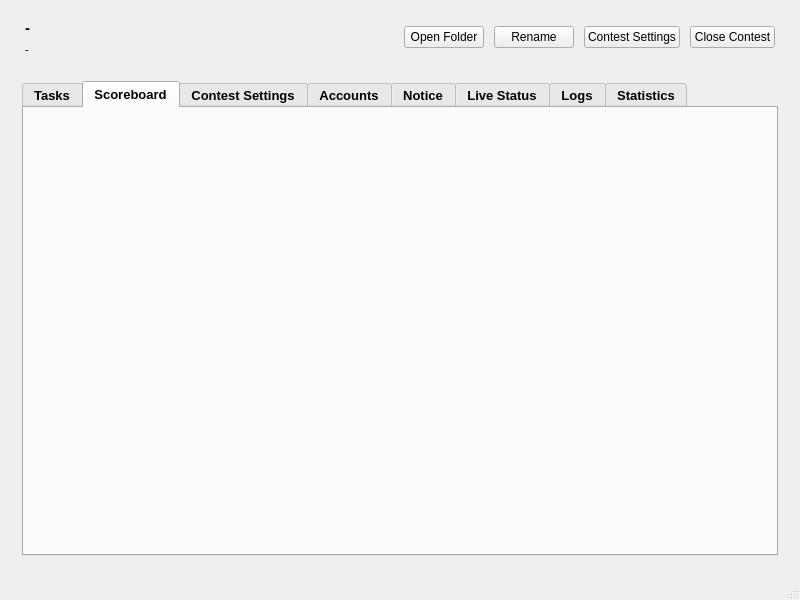
First picture: the form in src/forms/lemon.ui, repository cjliwea/LemonLime-Online, before the edit.
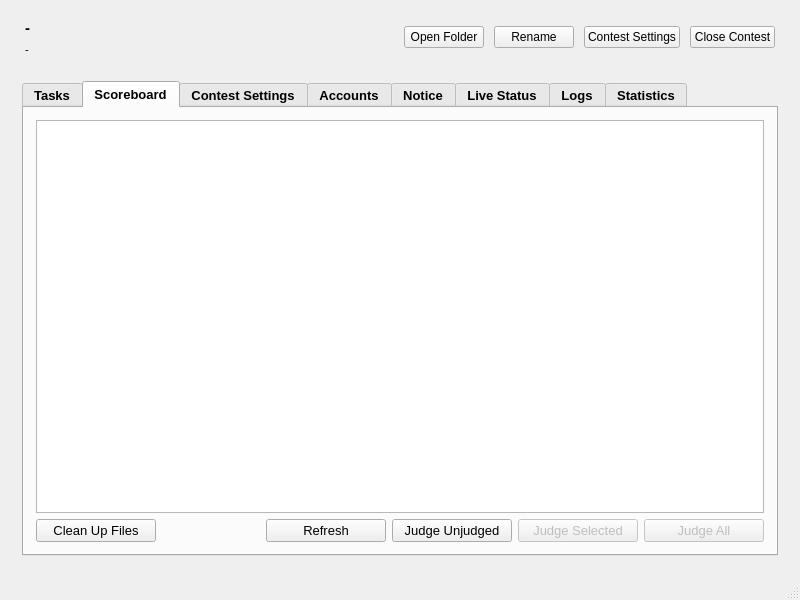
Second picture: the form after the edit. The open tabs and pages were chosen to show the change. Icons and pictures are not drawn. Custom widgets are drawn as their Qt base class.

Commit message:
fix(ui): scoreTabLayout 内嵌 verticalLayout 补 <item> 包装，修 uic 报错 Unexpected element layout
- 上批 ET 手术把原选手页 verticalLayout 直接作为 scoreTabLayout 子元素，
  违反 .ui schema（QLayout 子元素必须包 <item>）
- 顺手将嵌套 verticalLayout 边距清零，避免 12+9 双重边距

```diff
--- a/src/forms/lemon.ui
+++ b/src/forms/lemon.ui
@@ -324,7 +324,20 @@
                         <property name="bottomMargin">
                           <number>12</number>
                         </property>
+                        <item>
                         <layout class="QVBoxLayout" name="verticalLayout">
+                            <property name="leftMargin">
+                              <number>0</number>
+                            </property>
+                            <property name="topMargin">
+                              <number>0</number>
+                            </property>
+                            <property name="rightMargin">
+                              <number>0</number>
+                            </property>
+                            <property name="bottomMargin">
+                              <number>0</number>
+                            </property>
                           <item>
                             <widget class="ResultViewer" name="resultViewer">
                               <property name="font">
@@ -540,6 +553,7 @@
                             </layout>
                           </item>
                         </layout>
+                        </item>
                       </layout>
                     </widget>
                     <widget class="QWidget" name="contestSettingsTab">
```
Lines whose indentation alone changed are shown as unchanged.
